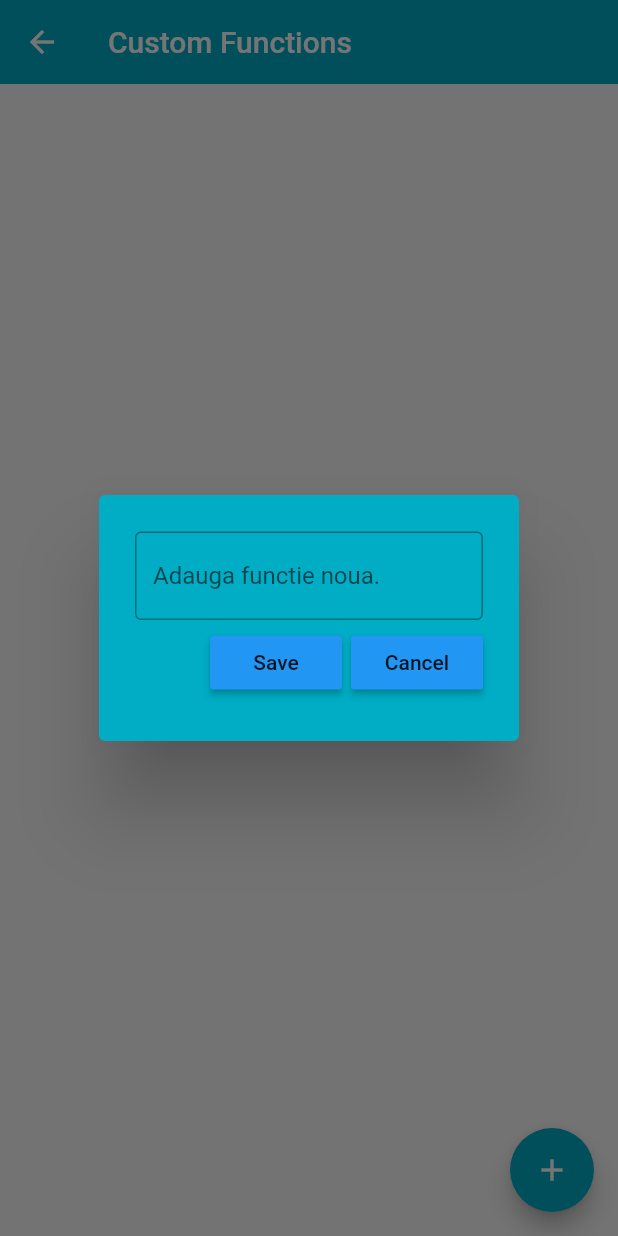
After one commit to HallowedSteek/NFC_2, a Flutter app: the CustomFunctions screen opened directly, after a tap on the "add" icon, on a phone screen of 412 x 824 dp. The commit adds this screen. Run offline on Flutter 3.47's test engine with Material 2 defaults, Android fonts, the phone set to English and light mode, and no system bars; our stand-ins replace flutter_slidable, hexcolor, hive, hive_flutter; accounts and stored records are empty.

Commit message:
Custom functions

```diff
--- /dev/null
+++ b/lib/customFunctions/customFunctions.dart
@@ -0,0 +1,96 @@
+import 'package:flutter/material.dart';
+import 'package:hexcolor/hexcolor.dart';
+import 'package:hive_flutter/hive_flutter.dart';
+import 'package:nfc_2/customFunctions/dialog_box.dart';
+import 'package:nfc_2/data/customDataBase.dart';
+
+import 'numeFunctii.dart';
+
+
+
+
+class CustomFunctions extends StatefulWidget {
+  const CustomFunctions({Key? key}) : super(key: key);
+
+  @override
+  State<CustomFunctions> createState() => _CustomFunctionsState();
+}
+
+class _CustomFunctionsState extends State<CustomFunctions> {
+  //reference box
+  final _myBox = Hive.box("myBox");
+  CustomDataBase db = CustomDataBase();
+
+  @override
+  void initState() {
+    //prima deschidere a aplicatiei creaza data dfefault
+    if(_myBox.get("Functii")==null){
+      db.createInitialData();
+    }else{
+      //deja exista data
+      db.loadData();
+    }
+    super.initState();
+  }
+  //text controller
+  final _controller=TextEditingController();
+
+
+  //save new function
+  void saveNewFunction(){
+    setState(() {
+      db.butoaneSalvate.add([_controller.text]);
+      _controller.clear();
+    });
+    Navigator.of(context).pop();
+    db.updateData();
+  }
+
+  //create new button
+  void createNewButton(){
+      showDialog(
+          context: context,
+          builder: (context){
+        return DialogBox(
+          controller:_controller ,
+          onSave: saveNewFunction,
+          onCancel:Navigator.of(context).pop,
+        );
+      }
+          );
+  }
+
+  //delete button
+  void deleteButton(int index){
+      setState(() {
+        db.butoaneSalvate.removeAt(index);
+      });
+      db.updateData();
+  }
+
+  @override
+  Widget build(BuildContext context) {
+    return Scaffold(
+      appBar: AppBar(
+          backgroundColor: HexColor("#00ADC4"),
+        title: Text('Custom Functions'),
+        elevation: 0,
+      ),
+      floatingActionButton: FloatingActionButton(
+          backgroundColor: HexColor("#00ADC4"),
+        onPressed: createNewButton,
+        child: Icon(Icons.add),
+      ),
+      body: ListView.builder(
+          itemCount: db.butoaneSalvate.length,
+          itemBuilder: (contex, index){
+            return Functii(
+                numeFunctie: db.butoaneSalvate[index][0],
+                deleteFunction: (context) => deleteButton(index) ,
+
+            );
+          }
+      )
+    );
+  }
+}
--- /dev/null
+++ b/lib/customFunctions/dialog_box.dart
@@ -0,0 +1,47 @@
+import 'package:flutter/material.dart';
+import 'package:hexcolor/hexcolor.dart';
+import 'package:nfc_2/customFunctions/my_button.dart';
+
+class DialogBox extends StatelessWidget {
+  final controller;
+  VoidCallback onSave;
+  VoidCallback onCancel;
+   DialogBox({super.key,
+    required this.controller,
+    required this.onSave,
+    required this.onCancel
+  });
+
+  @override
+  Widget build(BuildContext context) {
+    return AlertDialog(
+      backgroundColor: HexColor("#00ADC4"),
+      content: Container(
+        height: 120,
+        child: Column(
+          mainAxisAlignment: MainAxisAlignment.spaceEvenly,
+            children: [
+           TextField(
+             controller: controller,
+            decoration: InputDecoration(
+                border:OutlineInputBorder(),
+                hintText:  "Adauga functie noua.",
+            ),
+          ),
+          Row(
+            mainAxisAlignment: MainAxisAlignment.end,
+            children: [
+              //save button
+              MyButton(text: "Save", onPressed:onSave),
+              const SizedBox(width: 6),
+              //cancel button
+              MyButton(text: "Cancel", onPressed:onCancel),
+            ],
+          )
+        ]
+        ),
+      ),
+
+    );
+  }
+}
--- /dev/null
+++ b/lib/customFunctions/my_button.dart
@@ -0,0 +1,20 @@
+import 'package:flutter/material.dart';
+
+class MyButton extends StatelessWidget {
+  final String text;
+  VoidCallback onPressed;
+  MyButton({
+    super.key,
+    required this.text,
+    required this.onPressed,
+  });
+
+  @override
+  Widget build(BuildContext context) {
+    return MaterialButton(
+      onPressed: onPressed,
+      color: Theme.of(context).primaryColor,
+      child: Text(text),
+    );
+  }
+}
--- /dev/null
+++ b/lib/data/customDataBase.dart
@@ -0,0 +1,20 @@
+import 'package:hive/hive.dart';
+
+  class CustomDataBase{
+   List butoaneSalvate =[];
+  //reference box
+  final _myBox=Hive.box("myBox");
+//prima deschidere a aplicatiei
+  void createInitialData(){
+    butoaneSalvate=[];
+  }
+  //load data
+  void loadData(){
+    butoaneSalvate =_myBox.get("Functii");
+
+  }
+  //update data
+  void updateData(){
+    _myBox.put("Functii",butoaneSalvate);
+  }
+}
--- a/lib/home.dart
+++ b/lib/homePage/home.dart
@@ -1,7 +1,7 @@
 import 'package:flutter/material.dart';
 import 'package:hexcolor/hexcolor.dart';
-import 'package:nfc_2/customFunctions.dart';
-import 'package:nfc_2/templateFunctions.dart';
+import 'package:nfc_2/customFunctions/customFunctions.dart';
+import 'package:nfc_2/templateFunctions/templateFunctions.dart';
 
 class HomePage extends StatefulWidget {
   const HomePage({Key? key}) : super(key: key);
--- a/lib/main.dart
+++ b/lib/main.dart
@@ -1,12 +1,12 @@
 import 'package:flutter/material.dart';
 import 'package:hexcolor/hexcolor.dart';
 import 'package:hive_flutter/hive_flutter.dart';
-import 'home.dart';
+import 'homePage/home.dart';
 
 void main() async{
   await Hive.initFlutter();
 
-  var box = Hive.openBox("customFunctions");
+  var box = Hive.openBox("myBox");
 
   runApp(const NfcApp());
 }
--- a/pubspec.yaml
+++ b/pubspec.yaml
@@ -39,6 +39,7 @@ dependencies:
   nfc_manager: ^3.2.0
   hive: ^2.2.3
   hive_flutter: ^1.1.0
+  flutter_slidable: ^1.2.0
 dev_dependencies:
   flutter_test:
     sdk: flutter
```
Also changed, not shown: lib/customFunctions.dart (deleted, +0 -161 lines), lib/customFunctions/numeFunctii.dart (added, +48 -0 lines), lib/templateFunctions/templateFunctions.dart (renamed from lib/templateFunctions.dart), pubspec.lock.
